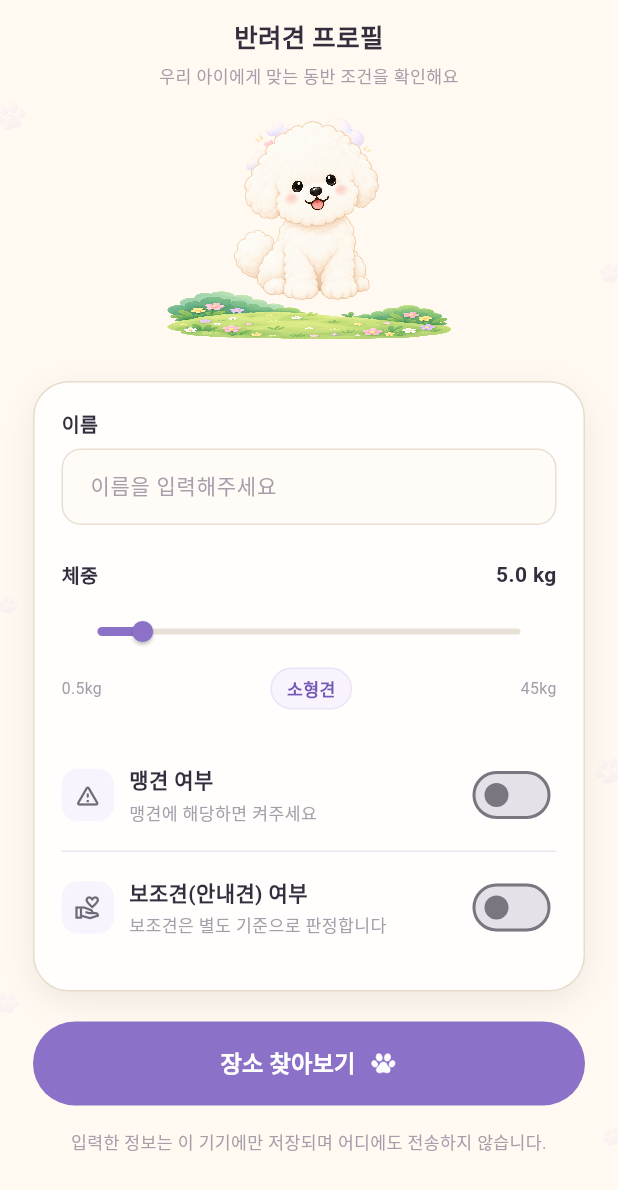
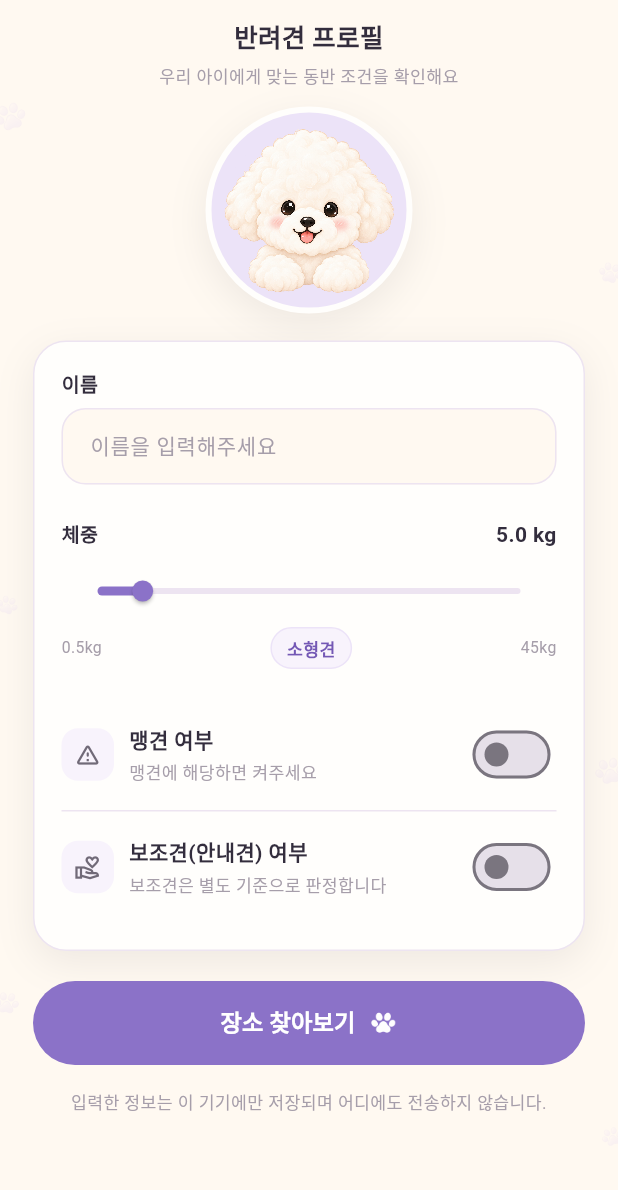
Before and after one commit to GuguGaewoo/petpass, a Flutter app: the ProfileScreen screen opened directly with empty values, on a phone screen of 412 x 824 dp. Shown: the top 1190 px of the screen. Run offline on Flutter 3.47's test engine with Material 3 defaults, Android fonts, the phone set to English and light mode, and no system bars; our stand-ins replace shared_preferences, supabase_flutter, web; missing offline and left inert: dart:js_interop, dart:ui_web, flutter_naver_map; accounts and stored records are empty.

Commit message:
style: use image mascot and shared tokens on profile

```diff
--- a/app/lib/presentation/profile/profile_screen.dart
+++ b/app/lib/presentation/profile/profile_screen.dart
@@ -83,15 +83,9 @@ class _ProfileScreenState extends State<ProfileScreen> {
                   padding: const EdgeInsets.all(18),
                   decoration: BoxDecoration(
                     color: T.card,
-                    borderRadius: BorderRadius.circular(24),
-                    border: Border.all(color: const Color(0xFFE7DCCA)),
-                    boxShadow: const [
-                      BoxShadow(
-                        color: Color(0x120C0713),
-                        blurRadius: 18,
-                        offset: Offset(0, 7),
-                      ),
-                    ],
+                    borderRadius: BorderRadius.circular(T.rCard),
+                    border: Border.all(color: T.line),
+                    boxShadow: T.softShadow,
                   ),
                   child: Column(
                     crossAxisAlignment: CrossAxisAlignment.start,
@@ -126,7 +120,7 @@ class _ProfileScreenState extends State<ProfileScreen> {
                       SliderTheme(
                         data: SliderTheme.of(context).copyWith(
                           activeTrackColor: T.brand,
-                          inactiveTrackColor: const Color(0xFFE8E0D7),
+                          inactiveTrackColor: T.line,
                           thumbColor: T.brand,
                           overlayColor: T.brandSoft,
                           trackHeight: 4,
@@ -235,19 +229,19 @@ class _ProfileScreenState extends State<ProfileScreen> {
           fontSize: 14,
         ),
         filled: true,
-        fillColor: const Color(0xFFFFFCF7),
+        fillColor: T.paper,
         contentPadding:
             const EdgeInsets.symmetric(horizontal: 15, vertical: 14),
         border: OutlineInputBorder(
-          borderRadius: BorderRadius.circular(13),
-          borderSide: const BorderSide(color: Color(0xFFE9DFD3)),
+          borderRadius: BorderRadius.circular(T.r),
+          borderSide: const BorderSide(color: T.line),
         ),
         enabledBorder: OutlineInputBorder(
-          borderRadius: BorderRadius.circular(13),
-          borderSide: const BorderSide(color: Color(0xFFE9DFD3)),
+          borderRadius: BorderRadius.circular(T.r),
+          borderSide: const BorderSide(color: T.line),
         ),
         focusedBorder: OutlineInputBorder(
-          borderRadius: BorderRadius.circular(13),
+          borderRadius: BorderRadius.circular(T.r),
           borderSide: const BorderSide(color: T.brand, width: 1.5),
         ),
       );
@@ -365,8 +359,22 @@ class _PetAvatar extends StatelessWidget {
 
   @override
   Widget build(BuildContext context) {
-    return const Center(
-      child: PetPassMascot(size: 132, withMeadow: true),
+    return Center(
+      child: Container(
+        width: 138,
+        height: 138,
+        padding: const EdgeInsets.all(5),
+        decoration: BoxDecoration(
+          color: T.brandSoft,
+          shape: BoxShape.circle,
+          border: Border.all(color: T.card, width: 4),
+          boxShadow: T.softShadow,
+        ),
+        child: const PetPassMascot(
+          size: 128,
+          kind: PetPassMascotKind.profile,
+        ),
+      ),
     );
   }
 }
```
